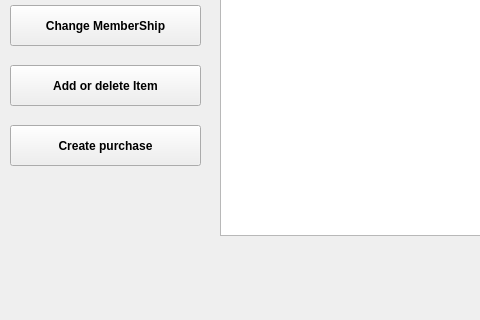
Before: the Qt Designer form adminpage.ui in Ling2251/CS1C-Bulk-Club-Project, drawn with Qt 5; both pictures show x 0 to 480 and y 165 to 485 of the 706 by 485 pixel window.
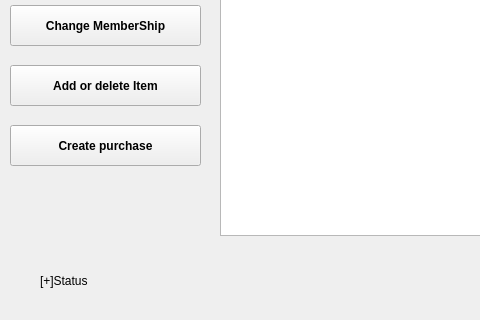
After: the same form once the commit is applied.

```diff
--- a/adminpage.ui
+++ b/adminpage.ui
@@ -141,6 +141,19 @@
     <string>View Customers</string>
    </property>
   </widget>
+  <widget class="QLabel" name="DataStatusLabe">
+   <property name="geometry">
+    <rect>
+     <x>40</x>
+     <y>430</y>
+     <width>111</width>
+     <height>31</height>
+    </rect>
+   </property>
+   <property name="text">
+    <string>[+]Status</string>
+   </property>
+  </widget>
  </widget>
  <resources/>
  <connections/>
```
